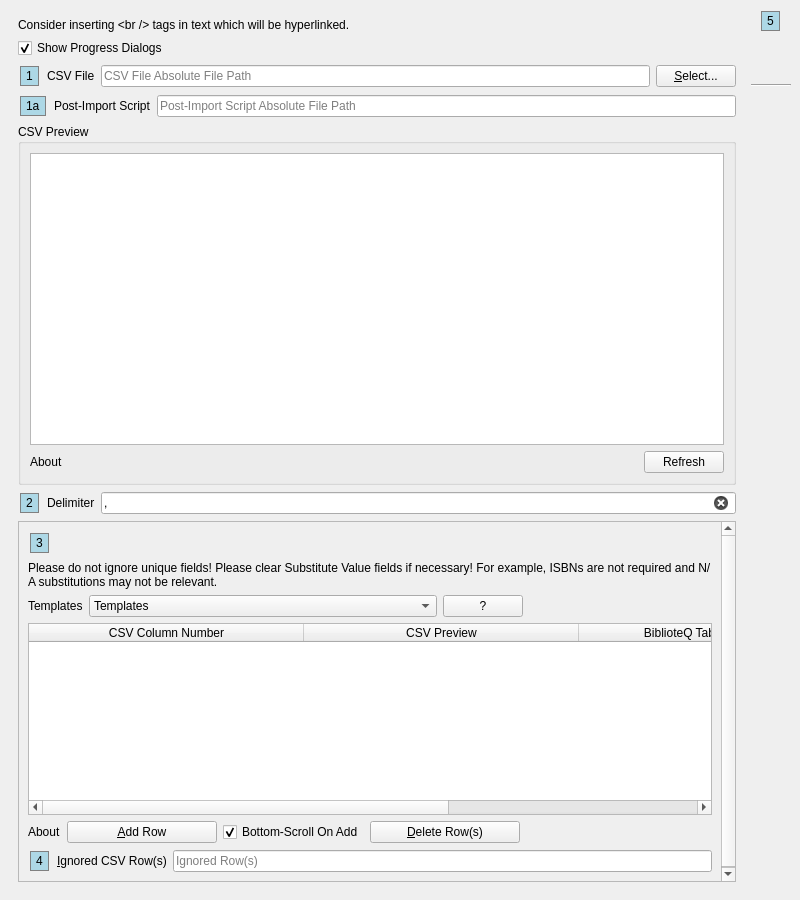
textbrowser/biblioteq, file UI/biblioteq_import.ui: the form before one commit.
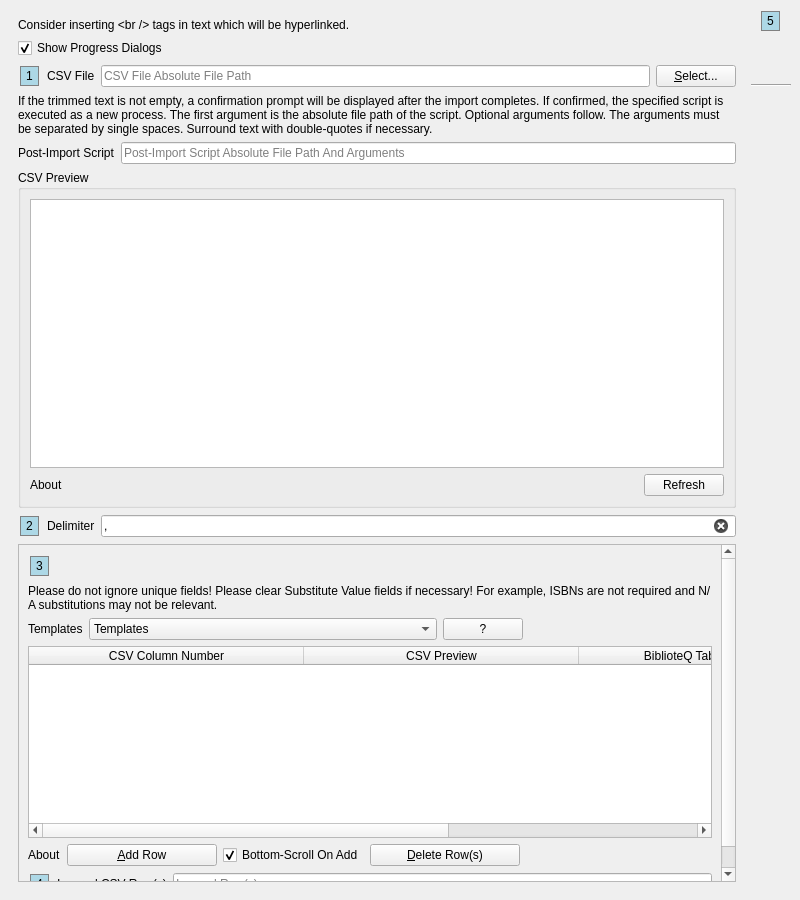
The form after the commit. Icons and pictures are not drawn.

Diff of the .ui file:
```diff
--- a/UI/biblioteq_import.ui
+++ b/UI/biblioteq_import.ui
@@ -98,29 +98,18 @@
          </item>
         </layout>
        </item>
+       <item>
+        <widget class="QLabel" name="label_8">
+         <property name="text">
+          <string>&lt;html&gt;&lt;head/&gt;&lt;body&gt;&lt;p&gt;If the trimmed text is not empty, a confirmation prompt will be displayed after the import completes. If confirmed, the specified script is executed as a new process. The first argument is the absolute file path of the script. Optional arguments follow. The arguments must be separated by single spaces. Surround text with double-quotes if necessary.&lt;/p&gt;&lt;/body&gt;&lt;/html&gt;</string>
+         </property>
+         <property name="wordWrap">
+          <bool>true</bool>
+         </property>
+        </widget>
+       </item>
        <item>
         <layout class="QHBoxLayout" name="horizontalLayout_8">
-         <item>
-          <widget class="QLabel" name="label_110">
-           <property name="sizePolicy">
-            <sizepolicy hsizetype="Fixed" vsizetype="Fixed">
-             <horstretch>0</horstretch>
-             <verstretch>0</verstretch>
-            </sizepolicy>
-           </property>
-           <property name="styleSheet">
-            <string notr="true">QLabel {
- border: 1px solid gray;
- background-color: lightblue;
- margin: 2px;
- padding: 2px;
- }</string>
-           </property>
-           <property name="text">
-            <string>1a</string>
-           </property>
-          </widget>
-         </item>
          <item>
           <widget class="QLabel" name="label_7">
            <property name="text">
@@ -134,7 +123,7 @@
             <string>&lt;html&gt;&lt;head/&gt;&lt;body&gt;&lt;p&gt;If the trimmed text is not empty, a confirmation prompt will be displayed after the import completes. If confirmed, the specified script is executed as a new process. The first argument is the absolute file path of the script. Optional arguments follow. The arguments must be separated by single spaces.&lt;/p&gt;&lt;/body&gt;&lt;/html&gt;</string>
            </property>
            <property name="placeholderText">
-            <string>Post-Import Script Absolute File Path</string>
+            <string>Post-Import Script Absolute File Path And Arguments</string>
            </property>
            <property name="clearButtonEnabled">
             <bool>true</bool>
```
Left out of the diff: 3 changed lines with no effect on the pictures.
